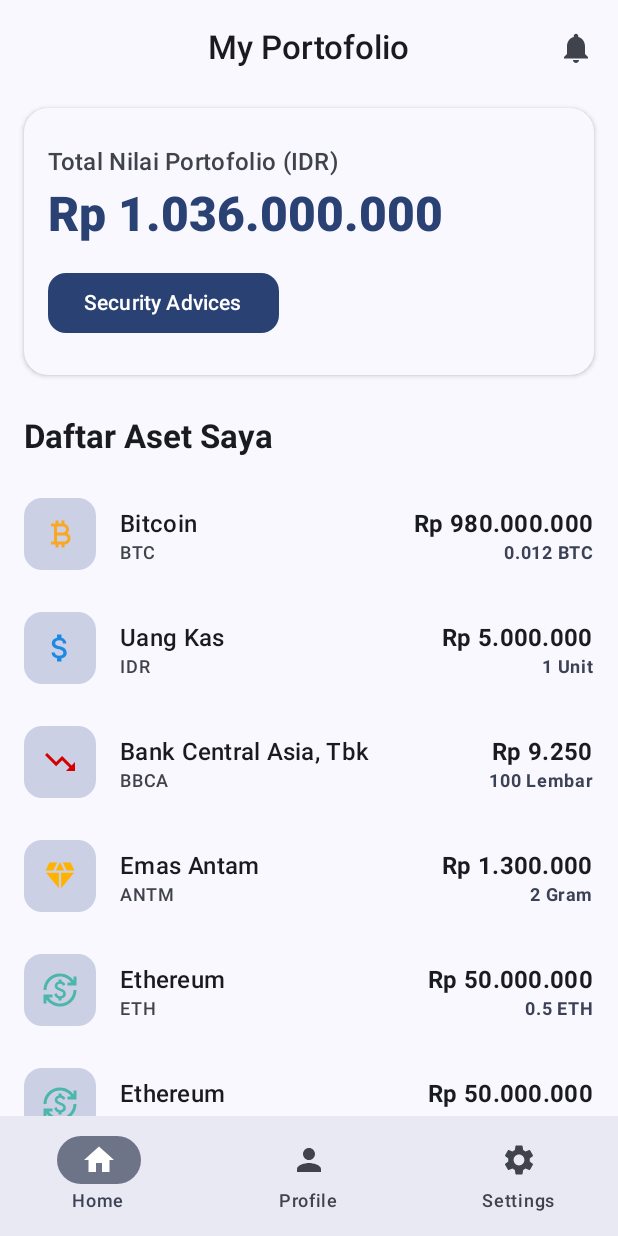
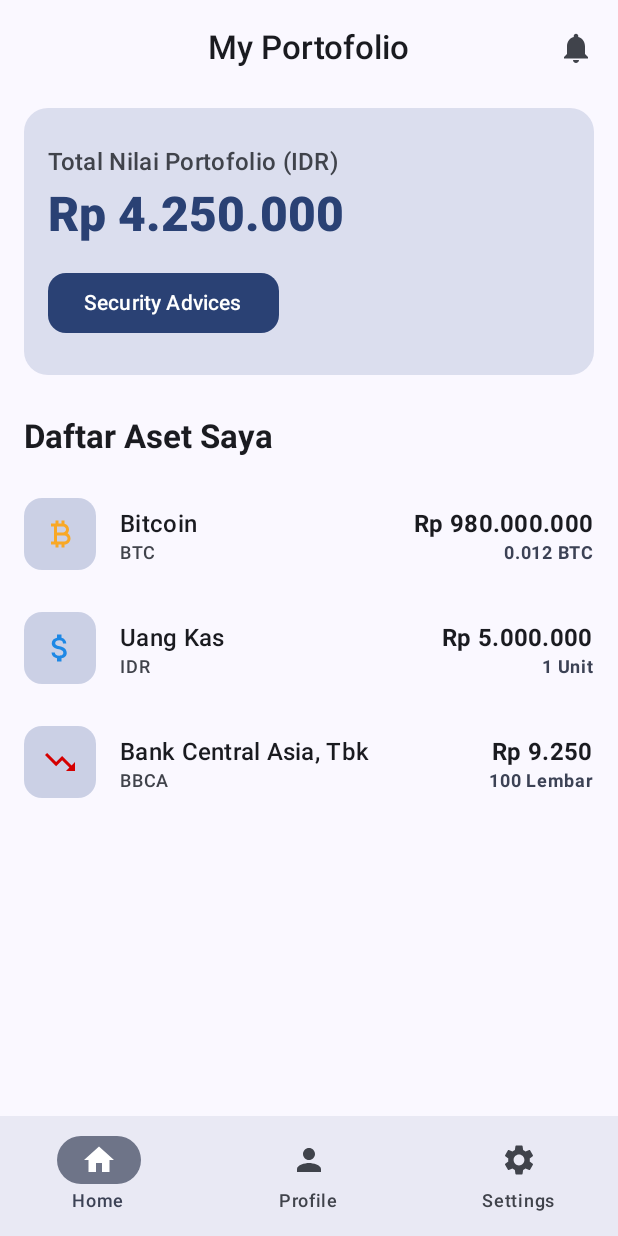
Before and after one commit to mkaspulanwar/P7-DOMPETKU-230104040212, an Android app built with Jetpack Compose: the screen it shows after launch (MainActivity), after a tap on "Login ke Akun Saya", on a phone screen of 412 x 824 dp. Run offline under Robolectric (Android 15) with nearby library versions, the phone set to English and light mode, and no system bars.

Commit message:
Mengubah tampilan card total portofolio

```diff
--- a/app/src/main/java/id/antasari/p7_dompetku_230104040212/ui/components/AppCard.kt
+++ b/app/src/main/java/id/antasari/p7_dompetku_230104040212/ui/components/AppCard.kt
@@ -6,39 +6,53 @@ import androidx.compose.material3.*
 import androidx.compose.runtime.Composable
 import androidx.compose.ui.Alignment
 import androidx.compose.ui.Modifier
-import androidx.compose.ui.graphics.Color
 import androidx.compose.ui.unit.dp
-import androidx.compose.ui.text.font.FontWeight // <-- SOLUSI ERROR
+import androidx.compose.ui.text.font.FontWeight
+import androidx.compose.material.icons.Icons
+import androidx.compose.material.icons.filled.CurrencyBitcoin
+import androidx.compose.material.icons.filled.AttachMoney
+import androidx.compose.material.icons.filled.TrendingDown
+import androidx.compose.material3.CardDefaults.cardElevation
+import androidx.compose.material.icons.filled.Diamond
+import androidx.compose.material.icons.filled.CurrencyExchange
 
+// =========================================================
+// 1. Komponen AppCard (Card Total Portofolio)
+// =========================================================
 @Composable
 fun AppCard(
     modifier: Modifier = Modifier.fillMaxWidth(),
-    content: @Composable ColumnScope.() -> Unit // Menggunakan ColumnScope untuk konten
+    content: @Composable ColumnScope.() -> Unit
 ) {
-    ElevatedCard( // Menggunakan ElevatedCard untuk kesan modern dan elevation
+    Card(
         modifier = modifier,
-        shape = MaterialTheme.shapes.large, // Menggunakan shape besar (16.dp)
-        elevation = CardDefaults.elevatedCardElevation(defaultElevation = 2.dp),
-        colors = CardDefaults.elevatedCardColors(
-            containerColor = MaterialTheme.colorScheme.surface,
-            contentColor = MaterialTheme.colorScheme.onSurface
+        shape = MaterialTheme.shapes.large,
+        // --- PERBAIKAN: MENGHILANGKAN SHADOW (ELEVATION) ---
+        // Mengatur elevation menjadi 0.dp agar card terlihat flat dan bersih.
+        elevation = cardElevation(defaultElevation = 0.dp),
+        colors = CardDefaults.cardColors(
+            // Menggunakan warna primaryContainer yang sangat lembut (alpha 0.2f)
+            containerColor = MaterialTheme.colorScheme.primaryContainer.copy(alpha = 0.2f),
+            contentColor = MaterialTheme.colorScheme.onSurfaceVariant
         )
     ) {
         Column(
-            modifier = Modifier.padding(16.dp), // Padding konsisten
+            modifier = Modifier.padding(16.dp),
             content = content
         )
     }
 }
 
-// --- Komponen Item Portofolio Khusus ---
+// =========================================================
+// 2. Komponen PortfolioItem (Item dalam Daftar Aset)
+// =========================================================
 @Composable
 fun PortfolioItem(
     icon: @Composable () -> Unit,
     name: String,
     ticker: String,
     lastPrice: String,
-    quantity: String // Revisi: Menerima Quantity
+    quantity: String
 ) {
     Row(
         modifier = Modifier.fillMaxWidth().padding(vertical = 8.dp),
@@ -49,6 +63,7 @@ fun PortfolioItem(
             modifier = Modifier
                 .size(48.dp)
                 .background(
+                    // Latar belakang ikon menggunakan warna kontainer primer yang sedikit lebih terang/tebal
                     MaterialTheme.colorScheme.primaryContainer.copy(alpha = 0.3f),
                     MaterialTheme.shapes.medium
                 ),
@@ -78,11 +93,11 @@ fun PortfolioItem(
                 style = MaterialTheme.typography.titleMedium.copy(fontWeight = FontWeight.Bold)
             )
 
-            // Revisi: Menampilkan Quantity sebagai pengganti persentase
+            // Menampilkan Quantity
             Text(
-                text = quantity, // Menampilkan jumlah/unit aset
+                text = quantity,
                 style = MaterialTheme.typography.labelMedium.copy(fontWeight = FontWeight.Bold),
-                color = MaterialTheme.colorScheme.secondary // Boleh menggunakan warna sekunder
+                color = MaterialTheme.colorScheme.secondary
             )
         }
     }
--- a/app/src/main/java/id/antasari/p7_dompetku_230104040212/ui/screens/HomeScreen.kt
+++ b/app/src/main/java/id/antasari/p7_dompetku_230104040212/ui/screens/HomeScreen.kt
@@ -41,12 +41,6 @@ val dummyAssets = listOf(
     Asset("Bitcoin", "BTC", "Rp 980.000.000", "0.012 BTC", Icons.Default.CurrencyBitcoin, Color(0xFFF9A825)),
     Asset("Uang Kas", "IDR", "Rp 5.000.000", "1 Unit", Icons.Default.AttachMoney, Color(0xFF1E88E5)),
     Asset("Bank Central Asia, Tbk", "BBCA", "Rp 9.250", "100 Lembar", Icons.Default.TrendingDown, Color(0xFFD50000)),
-    Asset("Emas Antam", "ANTM", "Rp 1.300.000", "2 Gram", Icons.Default.Diamond, Color(0xFFFFB300)),
-    Asset("Ethereum", "ETH", "Rp 50.000.000", "0.5 ETH", Icons.Default.CurrencyExchange, Color(0xFF4DB6AC)),
-    Asset("Ethereum", "ETH", "Rp 50.000.000", "0.5 ETH", Icons.Default.CurrencyExchange, Color(0xFF4DB6AC)),
-    Asset("Ethereum", "ETH", "Rp 50.000.000", "0.5 ETH", Icons.Default.CurrencyExchange, Color(0xFF4DB6AC)),
-    Asset("Ethereum", "ETH", "Rp 50.000.000", "0.5 ETH", Icons.Default.CurrencyExchange, Color(0xFF4DB6AC)),
-    Asset("Ethereum", "ETH", "Rp 50.000.000", "0.5 ETH", Icons.Default.CurrencyExchange, Color(0xFF4DB6AC)),
 )
 // ----------------------------------------------------
 // 2. Composable Screen Utama
@@ -103,7 +97,7 @@ fun HomeScreen(navController: NavController) {
                         )
                         Spacer(Modifier.height(4.dp))
                         Text(
-                            text = "Rp 1.036.000.000", // Revisi Nilai & Mata Uang
+                            text = "Rp 4.250.000", // Revisi Nilai & Mata Uang
                             style = MaterialTheme.typography.headlineLarge.copy(fontWeight = FontWeight.ExtraBold),
                             color = MaterialTheme.colorScheme.primary
                         )
```
